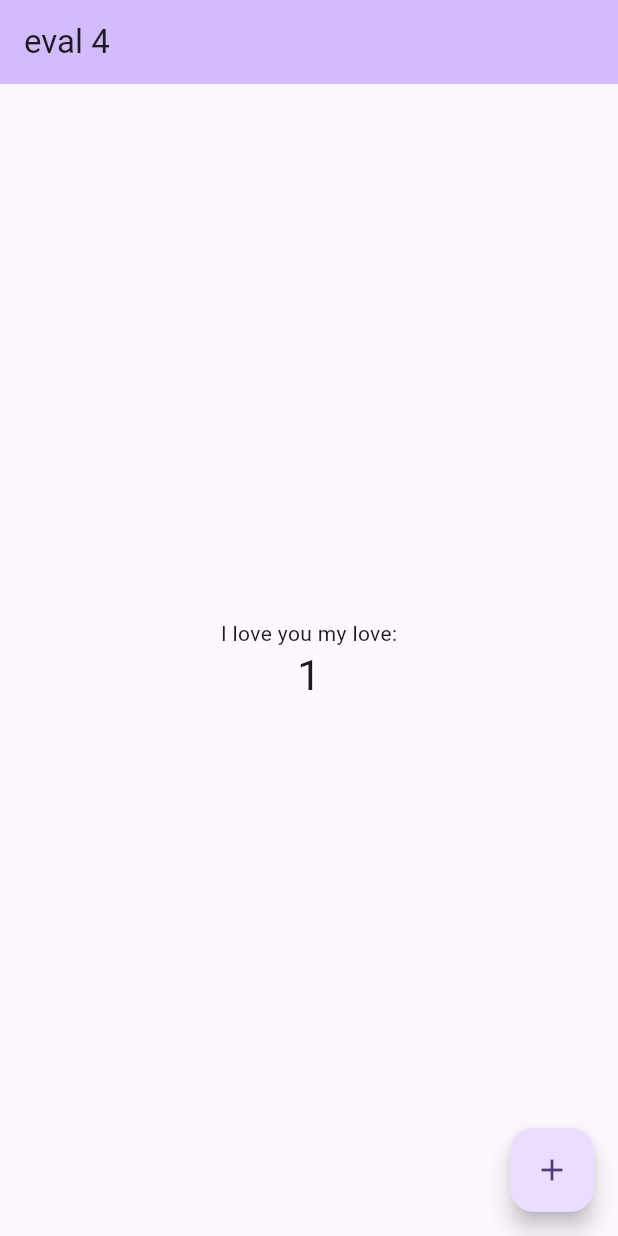
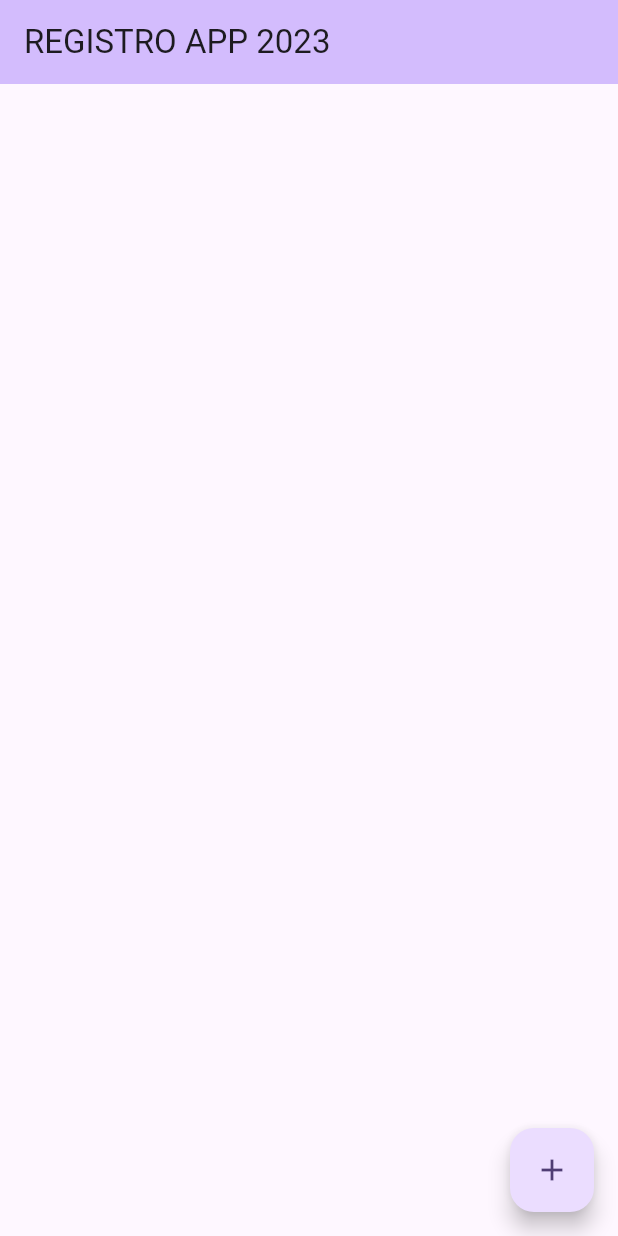
Before and after one commit to Cesar-zelaya/eval2_sis21a, a Flutter app: the screen it shows after launch, after a tap on the "add" icon, on a phone screen of 412 x 824 dp. Run offline on Flutter 3.47's test engine with Material 2 defaults, Android fonts, the phone set to English and light mode, and no system bars; our stand-ins replace cloud_firestore, firebase_core; accounts and stored records are empty.

Commit message:
REGISTRO

```diff
--- a/lib/main.dart
+++ b/lib/main.dart
@@ -1,7 +1,13 @@
+import 'package:firebase_core/firebase_core.dart';
 import 'package:flutter/material.dart';
 
+import 'pages/home.dart';
+
 void main() {
-  runApp(const MyApp());
+  WidgetsFlutterBinding.ensureInitialized();
+  Firebase.initializeApp().then((_){
+    runApp(const MyApp());
+  });
 }
 
 class MyApp extends StatelessWidget {
@@ -17,62 +23,7 @@ class MyApp extends StatelessWidget {
         colorScheme: ColorScheme.fromSeed(seedColor: Colors.deepPurple),
         useMaterial3: true,
       ),
-      home: const MyHomePage(title: 'eval 4'),
+      home: const MyHomePage(title: 'REGISTRO APP 2023'),
     );
   }
 }
-
-class MyHomePage extends StatefulWidget {
-  const MyHomePage({super.key, required this.title});
-
-
-  final String title;
-
-  @override
-  State<MyHomePage> createState() => _MyHomePageState();
-}
-
-class _MyHomePageState extends State<MyHomePage> {
-  int _counter = 0;
-
-  void _incrementCounter() {
-    setState(() {
-
-      _counter++;
-    });
-  }
-
-  @override
-  Widget build(BuildContext context) {
-
-    return Scaffold(
-      appBar: AppBar(
-
-        backgroundColor: Theme.of(context).colorScheme.inversePrimary,
-
-        title: Text(widget.title),
-      ),
-      body: Center(
-
-        child: Column(
-
-          mainAxisAlignment: MainAxisAlignment.center,
-          children: <Widget>[
-            const Text(
-              'I love you my love:',
-            ),
-            Text(
-              '$_counter',
-              style: Theme.of(context).textTheme.headlineMedium,
-            ),
-          ],
-        ),
-      ),
-      floatingActionButton: FloatingActionButton(
-        onPressed: _incrementCounter,
-        tooltip: 'Increment',
-        child: const Icon(Icons.add),
-      ), // This trailing comma makes auto-formatting nicer for build methods.
-    );
-  }
-}
--- a/lib/pages/home.dart
+++ b/lib/pages/home.dart
@@ -54,7 +54,7 @@ class _MyHomePageState extends State<MyHomePage> {
               return ListView.builder(
                   itemCount: snapshot.data?.length,
                   itemBuilder: ((context, index){
-                    return Text(snapshot.data?[index]["nombres"] + "-" + snapshot.data?[index]["carnet"]);
+                    return Text(snapshot.data?[index]["nombre"] + "-" + snapshot.data?[index]["precio"]);
                   })
               );
             }else {
```
